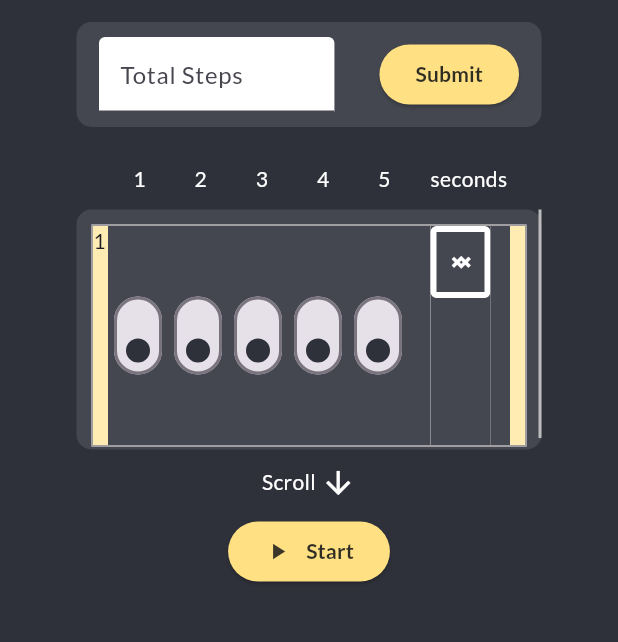
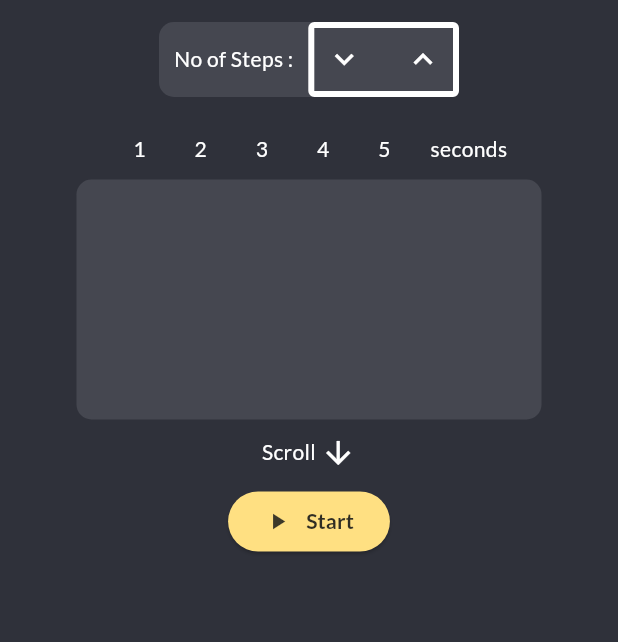
Before and after one commit to achintyapro03/ClawBOT, a Flutter app: the screen it shows after launch, after a tap on the "autorenew" icon, on a phone screen of 412 x 824 dp, the part 455-1097 px from its top. Run offline on Flutter 3.47's test engine with Material 2 defaults, Android fonts, the phone set to English and light mode, and no system bars; drawn by our look-alikes of flutter_spinbox; our stand-ins replace flutter_hooks, google_fonts.

Commit message:
cute spinbox

```diff
--- a/lib/pages/custom_page.dart
+++ b/lib/pages/custom_page.dart
@@ -1,5 +1,6 @@
 import "package:flutter/material.dart";
 import 'package:flutter_hooks/flutter_hooks.dart';
+import 'package:flutter_spinbox/flutter_spinbox.dart';
 import '../widgets/step_query.dart';
 
 // import "../widgets/my_toggle.dart";
@@ -36,7 +37,6 @@ class CustomPageHook extends HookWidget {
   Widget build(BuildContext context) {
     final _formKey = GlobalKey<FormState>();
 
-    final numberOfSteps = useState("0");
     final intOfSteps = useState(0);
     final myScrollController = ScrollController();
     return Material(
@@ -78,11 +78,9 @@ class CustomPageHook extends HookWidget {
             ),
             AbsorbPointer(
               absorbing: isPlaying.value,
-              child: Form(
-                key: _formKey,
               child: Container(
-                  width: 310,
-                  height: 70,
+                width: 200,
+                height: 50,
                 decoration: BoxDecoration(
                   color: col[4],
                   borderRadius: BorderRadius.circular(10),
@@ -92,54 +90,55 @@ class CustomPageHook extends HookWidget {
                   crossAxisAlignment: CrossAxisAlignment.center,
                   children: [
                     const SizedBox(
-                        width: 15,
+                      width: 10,
+                    ),
+                    Text(
+                      "No of Steps :",
+                      style: TextStyle(
+                        color: col[3],
+                      ),
+                    ),
+                    const SizedBox(
+                      width: 10,
                     ),
                     Expanded(
-                        child: TextField(
+                      child: SpinBox(
+                        min: 0,
+                        max: 50,
+                        value: 0,
+                        spacing: 1,
+                        direction: Axis.horizontal,
+                        textStyle: const TextStyle(
+                            fontSize: 12,
+                            color: Colors.white,
+                            fontWeight: FontWeight.bold),
+                        incrementIcon: const Icon(
+                          Icons.keyboard_arrow_up,
+                          size: 25,
+                          color: Colors.white,
+                        ),
+                        decrementIcon: const Icon(
+                          Icons.keyboard_arrow_down,
+                          size: 25,
+                          color: Colors.white,
+                        ),
                         onChanged: (value) {
-                            print(int.parse(value));
-                            numberOfSteps.value = value;
-                            print("olololol ${numberOfSteps.value} ");
+                          intOfSteps.value = value.round();
                         },
-                          // initialValue: "0",
-                          cursorColor: col[1],
                         decoration: const InputDecoration(
-                            filled: true,
-                            fillColor: Colors.white,
-                            hintText: "Enter num of steps",
-                            labelText: "Total Steps",
-                            contentPadding: EdgeInsets.symmetric(
-                              vertical: 5,
-                              horizontal: 10,
+                          enabledBorder: OutlineInputBorder(
+                            borderSide: BorderSide(
+                              width: 4,
+                              color: Colors.white,
+                            ),
+                          ),
+                          contentPadding: EdgeInsets.symmetric(vertical: 30),
                         ),
                       ),
                     ),
-                      ),
-                      const SizedBox(
-                        width: 30,
-                      ), // Add some spacing between the text field and the button
-                      ElevatedButton(
-                        style: ElevatedButton.styleFrom(
-                          backgroundColor: Colors.amber[200],
-                        ),
-                        onPressed: () {
-                          // addStepQuery(int.parse(numberOfSteps.value));
-                          intOfSteps.value = int.parse(numberOfSteps.value) - 1;
-                        },
-                        child: Text(
-                          'Submit',
-                          style: TextStyle(
-                            color: col[0],
-                            fontWeight: FontWeight.bold,
-                          ),
-                        ),
-                      ),
-                      const SizedBox(
-                        width: 15,
-                      ),
                   ],
                 ),
-                ),
+                // const SizedBox(width: 60),
               ),
             ),
             const SizedBox(
@@ -179,7 +178,7 @@ class CustomPageHook extends HookWidget {
                           horizontal: 10.0, vertical: 10),
                       child: Column(
                         children: [
-                          for (int i = 0; i <= intOfSteps.value; i++) ...[
+                          for (int i = 0; i < intOfSteps.value; i++) ...[
                             StepQueryHook(
                               nums: i + 1,
                               lights: stepQueryState[i],
```
Lines whose indentation alone changed are shown as unchanged.
